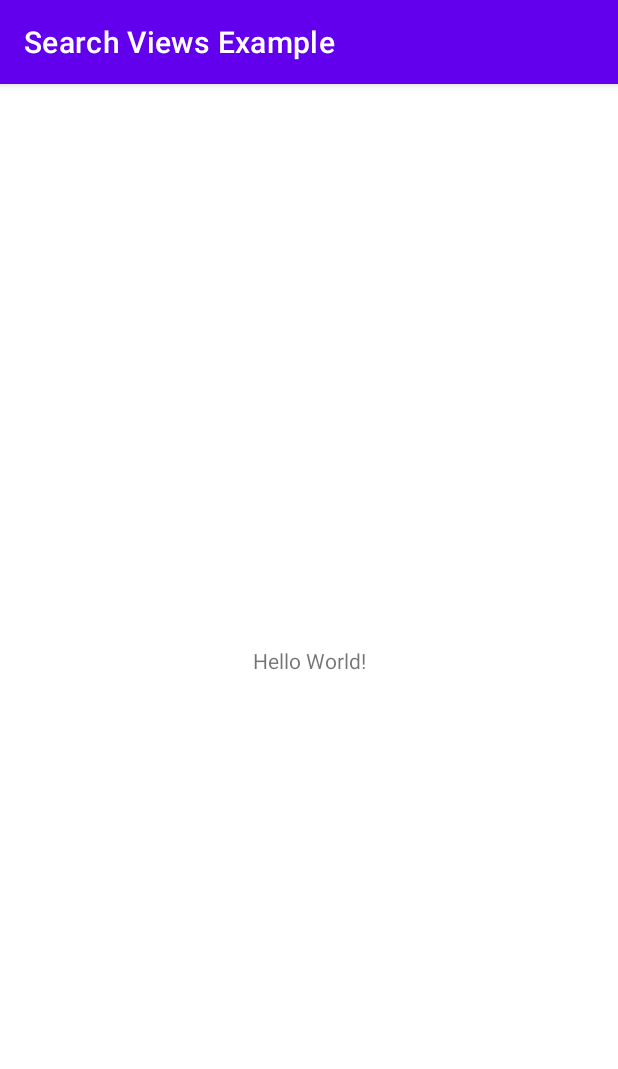
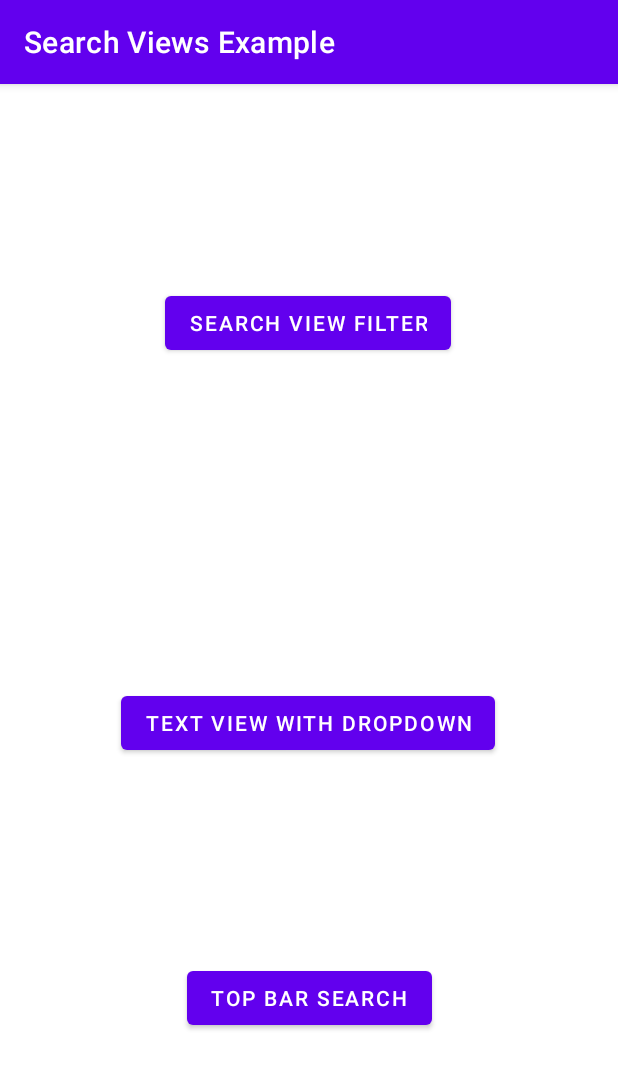
Before and after one commit to sinhSlumbering/Search-View-Tutorial, an Android app: the screen it shows after launch (MainActivity), on a phone screen of 412 x 824 dp. Shown: the top 1069 px of the screen. Run offline under Robolectric (Android 15) with nearby library versions, the phone set to English and light mode, and no system bars.

Commit message:
Added layouts and menus

```diff
--- /dev/null
+++ b/app/src/main/res/drawable/ic_baseline_search_24.xml
@@ -0,0 +1,5 @@
+<vector android:height="24dp" android:tint="#000000"
+    android:viewportHeight="24" android:viewportWidth="24"
+    android:width="24dp" xmlns:android="http://schemas.android.com/apk/res/android">
+    <path android:fillColor="@android:color/white" android:pathData="M15.5,14h-0.79l-0.28,-0.27C15.41,12.59 16,11.11 16,9.5 16,5.91 13.09,3 9.5,3S3,5.91 3,9.5 5.91,16 9.5,16c1.61,0 3.09,-0.59 4.23,-1.57l0.27,0.28v0.79l5,4.99L20.49,19l-4.99,-5zM9.5,14C7.01,14 5,11.99 5,9.5S7.01,5 9.5,5 14,7.01 14,9.5 11.99,14 9.5,14z"/>
+</vector>
--- a/app/src/main/res/layout/activity_main.xml
+++ b/app/src/main/res/layout/activity_main.xml
@@ -6,13 +6,36 @@
     android:layout_height="match_parent"
     tools:context=".MainActivity">
 
-    <TextView
+    <Button
+        android:id="@+id/TopBarSrcButton"
         android:layout_width="wrap_content"
         android:layout_height="wrap_content"
-        android:text="Hello World!"
+        android:text="Top Bar Search"
         app:layout_constraintBottom_toBottomOf="parent"
         app:layout_constraintEnd_toEndOf="parent"
         app:layout_constraintStart_toStartOf="parent"
+        app:layout_constraintTop_toBottomOf="@+id/dropdownFilterButton" />
+
+    <Button
+        android:id="@+id/SearchViewFilterButton"
+        android:layout_width="wrap_content"
+        android:layout_height="wrap_content"
+        android:text="Search View Filter"
+        app:layout_constraintBottom_toTopOf="@+id/dropdownFilterButton"
+        app:layout_constraintEnd_toEndOf="parent"
+        app:layout_constraintHorizontal_bias="0.497"
+        app:layout_constraintStart_toStartOf="parent"
         app:layout_constraintTop_toTopOf="parent" />
 
+    <Button
+        android:id="@+id/dropdownFilterButton"
+        android:layout_width="wrap_content"
+        android:layout_height="wrap_content"
+        android:layout_marginTop="84dp"
+        android:text="Text View with Dropdown"
+        app:layout_constraintBottom_toTopOf="@+id/TopBarSrcButton"
+        app:layout_constraintEnd_toEndOf="parent"
+        app:layout_constraintHorizontal_bias="0.496"
+        app:layout_constraintStart_toStartOf="parent"
+        app:layout_constraintTop_toBottomOf="@+id/SearchViewFilterButton" />
 </androidx.constraintlayout.widget.ConstraintLayout>
--- a/app/src/main/res/layout/activity_top_bar_search.xml
+++ b/app/src/main/res/layout/activity_top_bar_search.xml
@@ -6,4 +6,10 @@
     android:layout_height="match_parent"
     tools:context=".TopBarSearch">
 
+    <ListView
+        android:id="@+id/topBarRecView"
+        android:layout_width="match_parent"
+        android:layout_height="match_parent"
+        app:layout_constraintStart_toStartOf="parent"
+        app:layout_constraintTop_toTopOf="parent" />
 </androidx.constraintlayout.widget.ConstraintLayout>
```
Also changed, not shown: app/src/main/res/layout/activity_autocomplete_search.xml (+19 -2 lines), app/src/main/res/layout/activity_search_view_example.xml (+14 -3 lines), app/src/main/res/menu/topbarmenu.xml (added, +10 -0 lines).
